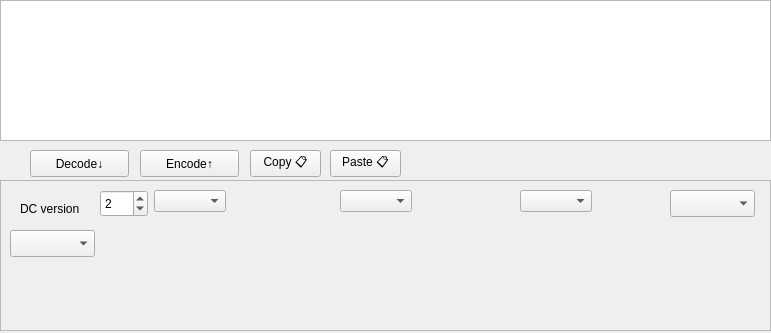
Above: mainWindow.ui from TheOpenSourceNinja/PyDC before the change. Below: the same form after it.
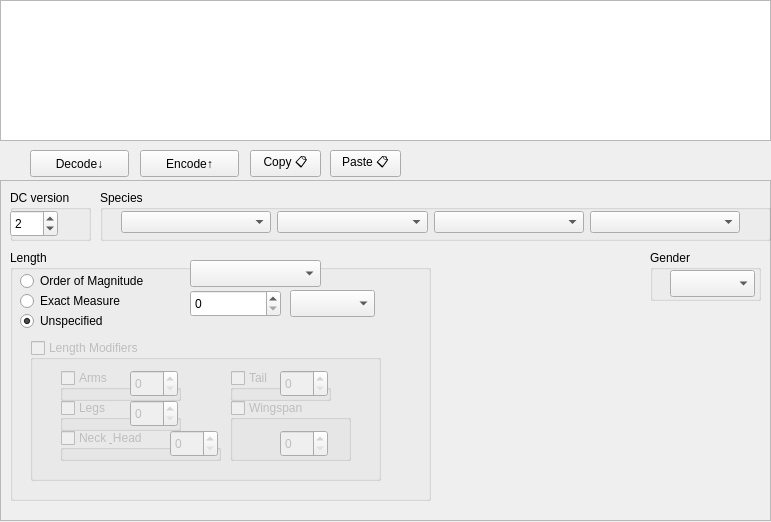
That is the form after the change.

Commit message: Length tag can be encoded now

```diff
--- a/mainWindow.ui
+++ b/mainWindow.ui
@@ -7,7 +7,7 @@
     <x>0</x>
     <y>0</y>
     <width>771</width>
-    <height>333</height>
+    <height>522</height>
    </rect>
   </property>
   <property name="windowTitle">
@@ -95,7 +95,7 @@
       <x>0</x>
       <y>180</y>
       <width>771</width>
-      <height>151</height>
+      <height>341</height>
      </rect>
     </property>
     <property name="sizePolicy">
@@ -110,138 +110,410 @@
     <property name="frameShadow">
      <enum>QFrame::Raised</enum>
     </property>
-    <widget class="QComboBox" name="species">
+    <widget class="QGroupBox" name="groupBox">
      <property name="geometry">
       <rect>
-       <x>154</x>
+       <x>10</x>
+       <y>70</y>
+       <width>421</width>
+       <height>251</height>
+      </rect>
+     </property>
+     <property name="title">
+      <string>Length</string>
+     </property>
+     <widget class="QRadioButton" name="lengthRadioOOM">
+      <property name="geometry">
+       <rect>
+        <x>10</x>
+        <y>20</y>
+        <width>171</width>
+        <height>22</height>
+       </rect>
+      </property>
+      <property name="text">
+       <string>Order of Magnitude</string>
+      </property>
+     </widget>
+     <widget class="QRadioButton" name="lengthRadioExact">
+      <property name="geometry">
+       <rect>
+        <x>10</x>
+        <y>40</y>
+        <width>131</width>
+        <height>22</height>
+       </rect>
+      </property>
+      <property name="text">
+       <string>Exact Measure</string>
+      </property>
+     </widget>
+     <widget class="QRadioButton" name="lengthRadioUnspecified">
+      <property name="geometry">
+       <rect>
+        <x>10</x>
+        <y>60</y>
+        <width>117</width>
+        <height>22</height>
+       </rect>
+      </property>
+      <property name="text">
+       <string>Unspecified</string>
+      </property>
+      <property name="checked">
+       <bool>true</bool>
+      </property>
+     </widget>
+     <widget class="QComboBox" name="lengthMagnitude">
+      <property name="geometry">
+       <rect>
+        <x>180</x>
+        <y>10</y>
+        <width>131</width>
+        <height>27</height>
+       </rect>
+      </property>
+     </widget>
+     <widget class="QComboBox" name="lengthUnits">
+      <property name="geometry">
+       <rect>
+        <x>280</x>
+        <y>40</y>
+        <width>85</width>
+        <height>27</height>
+       </rect>
+      </property>
+     </widget>
+     <widget class="QSpinBox" name="length">
+      <property name="geometry">
+       <rect>
+        <x>180</x>
+        <y>40</y>
+        <width>91</width>
+        <height>27</height>
+       </rect>
+      </property>
+      <property name="correctionMode">
+       <enum>QAbstractSpinBox::CorrectToNearestValue</enum>
+      </property>
+     </widget>
+     <widget class="QGroupBox" name="lengthModBox">
+      <property name="enabled">
+       <bool>false</bool>
+      </property>
+      <property name="geometry">
+       <rect>
+        <x>20</x>
+        <y>90</y>
+        <width>351</width>
+        <height>141</height>
+       </rect>
+      </property>
+      <property name="title">
+       <string>Length Modifiers</string>
+      </property>
+      <property name="checkable">
+       <bool>true</bool>
+      </property>
+      <property name="checked">
+       <bool>false</bool>
+      </property>
+      <widget class="QGroupBox" name="lengthModArms">
+       <property name="geometry">
+        <rect>
+         <x>30</x>
+         <y>30</y>
+         <width>121</width>
+         <height>31</height>
+        </rect>
+       </property>
+       <property name="title">
+        <string>Arms</string>
+       </property>
+       <property name="checkable">
+        <bool>true</bool>
+       </property>
+       <property name="checked">
+        <bool>false</bool>
+       </property>
+       <widget class="QSpinBox" name="armLength">
+        <property name="geometry">
+         <rect>
+          <x>70</x>
+          <y>0</y>
+          <width>48</width>
+          <height>27</height>
+         </rect>
+        </property>
+       </widget>
+      </widget>
+      <widget class="QGroupBox" name="lengthModLegs">
+       <property name="geometry">
+        <rect>
+         <x>30</x>
+         <y>60</y>
+         <width>121</width>
+         <height>31</height>
+        </rect>
+       </property>
+       <property name="title">
+        <string>Legs</string>
+       </property>
+       <property name="checkable">
+        <bool>true</bool>
+       </property>
+       <property name="checked">
+        <bool>false</bool>
+       </property>
+       <widget class="QSpinBox" name="legLength">
+        <property name="geometry">
+         <rect>
+          <x>70</x>
+          <y>0</y>
+          <width>48</width>
+          <height>27</height>
+         </rect>
+        </property>
+       </widget>
+      </widget>
+      <widget class="QGroupBox" name="lengthModNeckAndHead">
+       <property name="geometry">
+        <rect>
+         <x>30</x>
+         <y>90</y>
+         <width>161</width>
+         <height>31</height>
+        </rect>
+       </property>
+       <property name="title">
+        <string>Neck &amp; Head</string>
+       </property>
+       <property name="checkable">
+        <bool>true</bool>
+       </property>
+       <property name="checked">
+        <bool>false</bool>
+       </property>
+       <widget class="QSpinBox" name="neckAndHeadLength">
+        <property name="geometry">
+         <rect>
+          <x>110</x>
+          <y>0</y>
+          <width>48</width>
+          <height>27</height>
+         </rect>
+        </property>
+       </widget>
+      </widget>
+      <widget class="QGroupBox" name="lengthModTail">
+       <property name="geometry">
+        <rect>
+         <x>200</x>
+         <y>30</y>
+         <width>101</width>
+         <height>31</height>
+        </rect>
+       </property>
+       <property name="title">
+        <string>Tail</string>
+       </property>
+       <property name="checkable">
+        <bool>true</bool>
+       </property>
+       <property name="checked">
+        <bool>false</bool>
+       </property>
+       <widget class="QSpinBox" name="tailLength">
+        <property name="geometry">
+         <rect>
+          <x>50</x>
+          <y>0</y>
+          <width>48</width>
+          <height>27</height>
+         </rect>
+        </property>
+       </widget>
+      </widget>
+      <widget class="QGroupBox" name="lengthModWings">
+       <property name="geometry">
+        <rect>
+         <x>200</x>
+         <y>60</y>
+         <width>121</width>
+         <height>61</height>
+        </rect>
+       </property>
+       <property name="title">
+        <string>Wingspan</string>
+       </property>
+       <property name="checkable">
+        <bool>true</bool>
+       </property>
+       <property name="checked">
+        <bool>false</bool>
+       </property>
+       <widget class="QSpinBox" name="wingLength">
+        <property name="geometry">
+         <rect>
+          <x>50</x>
+          <y>30</y>
+          <width>48</width>
+          <height>27</height>
+         </rect>
+        </property>
+       </widget>
+      </widget>
+     </widget>
+    </widget>
+    <widget class="QGroupBox" name="groupBox_2">
+     <property name="geometry">
+      <rect>
+       <x>100</x>
        <y>10</y>
-       <width>85</width>
-       <height>27</height>
+       <width>671</width>
+       <height>51</height>
       </rect>
      </property>
-     <property name="toolTip">
+     <property name="title">
       <string>Species</string>
      </property>
-     <property name="statusTip">
-      <string/>
+     <widget class="QWidget" name="horizontalLayoutWidget">
+      <property name="geometry">
+       <rect>
+        <x>10</x>
+        <y>10</y>
+        <width>641</width>
+        <height>41</height>
+       </rect>
+      </property>
+      <layout class="QHBoxLayout" name="horizontalLayout">
+       <property name="sizeConstraint">
+        <enum>QLayout::SetMinimumSize</enum>
+       </property>
+       <item>
+        <widget class="QComboBox" name="species">
+         <property name="toolTip">
+          <string>Species</string>
+         </property>
+         <property name="statusTip">
+          <string/>
+         </property>
+         <property name="editable">
+          <bool>false</bool>
+         </property>
+         <property name="sizeAdjustPolicy">
+          <enum>QComboBox::AdjustToMinimumContentsLength</enum>
+         </property>
+        </widget>
+       </item>
+       <item>
+        <widget class="QComboBox" name="subSpecies">
+         <property name="toolTip">
+          <string>Subspecies</string>
+         </property>
+         <property name="editable">
+          <bool>false</bool>
+         </property>
+         <property name="sizeAdjustPolicy">
+          <enum>QComboBox::AdjustToMinimumContentsLength</enum>
+         </property>
+        </widget>
+       </item>
+       <item>
+        <widget class="QComboBox" name="subSubSpecies">
+         <property name="toolTip">
+          <string>SubSubSpecies</string>
+         </property>
+         <property name="editable">
+          <bool>false</bool>
+         </property>
+         <property name="sizeAdjustPolicy">
+          <enum>QComboBox::AdjustToMinimumContentsLength</enum>
+         </property>
+        </widget>
+       </item>
+       <item>
+        <widget class="QComboBox" name="subSubSubSpecies">
+         <property name="toolTip">
+          <string>SubSubSubSpecies</string>
+         </property>
+         <property name="editable">
+          <bool>false</bool>
+         </property>
+         <property name="sizeAdjustPolicy">
+          <enum>QComboBox::AdjustToMinimumContentsLength</enum>
+         </property>
+        </widget>
+       </item>
+      </layout>
+     </widget>
+    </widget>
+    <widget class="QGroupBox" name="groupBox_3">
+     <property name="geometry">
+      <rect>
+       <x>650</x>
+       <y>70</y>
+       <width>111</width>
+       <height>51</height>
+      </rect>
      </property>
-     <property name="editable">
-      <bool>false</bool>
+     <property name="title">
+      <string>Gender</string>
      </property>
-     <property name="sizeAdjustPolicy">
-      <enum>QComboBox::AdjustToContents</enum>
-     </property>
+     <widget class="QComboBox" name="gender">
+      <property name="geometry">
+       <rect>
+        <x>20</x>
+        <y>20</y>
+        <width>85</width>
+        <height>27</height>
+       </rect>
+      </property>
+      <property name="toolTip">
+       <string>Gender</string>
+      </property>
+     </widget>
     </widget>
-    <widget class="QLabel" name="versionLabel">
+    <widget class="QGroupBox" name="groupBox_4">
      <property name="geometry">
       <rect>
-       <x>20</x>
-       <y>20</y>
+       <x>10</x>
+       <y>10</y>
        <width>81</width>
-       <height>17</height>
+       <height>51</height>
       </rect>
      </property>
-     <property name="text">
+     <property name="title">
       <string>DC version</string>
      </property>
-     <property name="scaledContents">
-      <bool>false</bool>
-     </property>
-    </widget>
-    <widget class="QSpinBox" name="spinBox">
-     <property name="geometry">
-      <rect>
-       <x>100</x>
-       <y>10</y>
-       <width>48</width>
-       <height>27</height>
-      </rect>
-     </property>
-     <property name="wrapping">
-      <bool>true</bool>
-     </property>
-     <property name="buttonSymbols">
-      <enum>QAbstractSpinBox::UpDownArrows</enum>
-     </property>
-     <property name="correctionMode">
-      <enum>QAbstractSpinBox::CorrectToNearestValue</enum>
-     </property>
-     <property name="minimum">
-      <number>1</number>
-     </property>
-     <property name="maximum">
-      <number>2</number>
-     </property>
-     <property name="value">
-      <number>2</number>
-     </property>
-    </widget>
-    <widget class="QComboBox" name="subSpecies">
-     <property name="geometry">
-      <rect>
-       <x>340</x>
-       <y>10</y>
-       <width>85</width>
-       <height>27</height>
-      </rect>
-     </property>
-     <property name="toolTip">
-      <string>Subspecies</string>
-     </property>
-     <property name="editable">
-      <bool>false</bool>
-     </property>
-     <property name="sizeAdjustPolicy">
-      <enum>QComboBox::AdjustToContents</enum>
-     </property>
-    </widget>
-    <widget class="QComboBox" name="subSubSpecies">
-     <property name="geometry">
-      <rect>
-       <x>520</x>
-       <y>10</y>
-       <width>85</width>
-       <height>27</height>
-      </rect>
-     </property>
-     <property name="toolTip">
-      <string>SubSubSpecies</string>
-     </property>
-     <property name="editable">
-      <bool>false</bool>
-     </property>
-     <property name="sizeAdjustPolicy">
-      <enum>QComboBox::AdjustToContents</enum>
-     </property>
-    </widget>
-    <widget class="QComboBox" name="gender">
-     <property name="geometry">
-      <rect>
-       <x>10</x>
-       <y>50</y>
-       <width>85</width>
-       <height>27</height>
-      </rect>
-     </property>
-     <property name="toolTip">
-      <string>Gender</string>
-     </property>
-    </widget>
-    <widget class="QComboBox" name="subSubSubSpecies">
-     <property name="geometry">
-      <rect>
-       <x>670</x>
-       <y>10</y>
-       <width>85</width>
-       <height>27</height>
-      </rect>
-     </property>
-     <property name="toolTip">
-      <string>SubSubSubSpecies</string>
-     </property>
-     <property name="editable">
-      <bool>false</bool>
-     </property>
+     <widget class="QSpinBox" name="DCVersion">
+      <property name="geometry">
+       <rect>
+        <x>0</x>
+        <y>20</y>
+        <width>48</width>
+        <height>27</height>
+       </rect>
+      </property>
+      <property name="wrapping">
+       <bool>true</bool>
+      </property>
+      <property name="buttonSymbols">
+       <enum>QAbstractSpinBox::UpDownArrows</enum>
+      </property>
+      <property name="correctionMode">
+       <enum>QAbstractSpinBox::CorrectToNearestValue</enum>
+      </property>
+      <property name="minimum">
+       <number>2</number>
+      </property>
+      <property name="maximum">
+       <number>2</number>
+      </property>
+      <property name="value">
+       <number>2</number>
+      </property>
+     </widget>
     </widget>
    </widget>
    <widget class="QPushButton" name="copyButton">
```
The commit also changes 2 other files.
